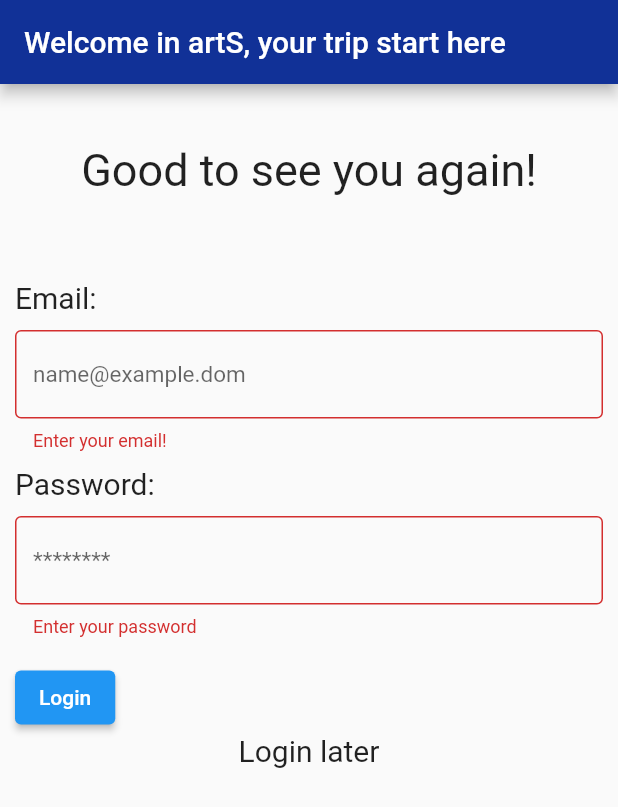
After one commit to GaetanoRuggiero/EMAD2022_23-09, a Flutter app: the screen it shows after launch, after a tap on "Login", on a phone screen of 412 x 824 dp. The commit adds this screen. Shown: the top 807 px of the screen. Run offline on Flutter 3.47's test engine with Material 2 defaults, Android fonts, the phone set to English and light mode, and no system bars; our stand-ins replace camera, font_awesome_flutter, google_maps_flutter, ionicons; network calls fail.

Commit message:
Updated ui for main and profile. Added ui for login.

```diff
--- a/arts/lib/main.dart
+++ b/arts/lib/main.dart
@@ -1,6 +1,6 @@
+import 'package:arts/ui/login.dart';
 import 'package:camera/camera.dart';
 import 'package:flutter/material.dart';
-import './ui/homepage.dart';
 
 late final CameraDescription camera;
 
@@ -34,7 +34,7 @@ class MyApp extends StatelessWidget {
               iconTheme: IconThemeData(color: Color(0xffE68532))
           )
       ),
-      home: const HomePage(),
+      home: const LoginScreen(),
     );
   }
 }
--- /dev/null
+++ b/arts/lib/ui/login.dart
@@ -0,0 +1,119 @@
+import 'package:arts/ui/homepage.dart';
+import 'package:flutter/material.dart';
+
+class LoginScreen extends StatefulWidget {
+  const LoginScreen({Key? key}) : super(key: key);
+
+  @override
+  State<LoginScreen> createState() => _LoginScreenState();
+}
+
+class _LoginScreenState extends State<LoginScreen> {
+  @override
+  Widget build(BuildContext context) {
+    return Scaffold(
+        appBar: AppBar(
+          title: const Text("Welcome in artS, your trip start here"),
+        ),
+        body: Column(
+            children: [
+              Container(margin: const EdgeInsets.only(top: 40, bottom: 40) ,child: const Text("Good to see you again!", style: TextStyle(fontSize: 30))),
+              const LoginForm(),
+              InkWell(
+               onTap: (){
+                 Navigator.pushReplacement(
+                   context,
+                   MaterialPageRoute(builder: (context) => const HomePage()),
+                 );
+               },
+               child: const Text("Login later", style: TextStyle(fontSize: 20))),
+
+            ]
+        )
+    );
+  }
+}
+
+class LoginForm extends StatefulWidget {
+  const LoginForm({super.key});
+
+  @override
+  State<LoginForm> createState() {
+    return _LoginFormState();
+  }
+}
+
+class _LoginFormState extends State<LoginForm> {
+  final _formKey = GlobalKey<FormState>();
+
+  @override
+  Widget build(BuildContext context) {
+    return Form(
+      key: _formKey,
+      child: Column(
+        crossAxisAlignment: CrossAxisAlignment.start,
+        children: [
+          Padding(
+            padding: const EdgeInsets.symmetric(horizontal: 10, vertical: 16),
+            child: Column(
+              children: [
+                Container(
+                  alignment: Alignment.centerLeft,
+                  margin: const EdgeInsets.only(bottom: 10),
+                  child: const Text("Email: ", style: TextStyle(fontSize: 20)
+                )),
+                TextFormField(
+                  decoration: const InputDecoration(
+                    border: OutlineInputBorder(),
+                    hintText: "name@example.dom",
+                    hintStyle: TextStyle(fontSize: 15)
+                  ),
+                  validator: (value) {
+                    if (value == null || value.isEmpty) {
+                      return 'Enter your email!';
+                    }
+                    return null;
+                  },
+                ),
+                Container(
+                    alignment: Alignment.centerLeft,
+                    margin: const EdgeInsets.only(bottom: 10, top: 10),
+                    child: const Text("Password: ", style: TextStyle(fontSize: 20)
+                    )),
+                TextFormField(
+                  decoration: const InputDecoration(
+                      border: OutlineInputBorder(),
+                      hintText: "********",
+                      hintStyle: TextStyle(fontSize: 15)
+                  ),
+                  validator: (value) {
+                    if (value == null || value.isEmpty) {
+                      return 'Enter your password';
+                    }
+                    return null;
+                  },
+                )
+              ],
+            ),
+          ),
+          Padding(
+            padding: const EdgeInsets.symmetric(horizontal: 10),
+            child: ElevatedButton(
+              onPressed: () {
+                // Validate returns true if the form is valid, or false otherwise.
+                if (_formKey.currentState!.validate()) {
+                  // If the form is valid, display a snackbar. In the real world,
+                  // you'd often call a server or save the information in a database.
+                  ScaffoldMessenger.of(context).showSnackBar(
+                    const SnackBar(content: Text('Processing Data')),
+                  );
+                }
+              },
+              child: const Text('Login'),
+            ),
+          ),
+        ],
+      ),
+    );
+  }
+}
--- a/arts/lib/ui/profile.dart
+++ b/arts/lib/ui/profile.dart
@@ -1,3 +1,4 @@
+import 'package:arts/ui/login.dart';
 import 'package:arts/ui/settings.dart';
 import 'package:flutter/material.dart';
 import 'package:font_awesome_flutter/font_awesome_flutter.dart';
@@ -62,6 +63,15 @@ class Profile extends StatelessWidget {
 
                 ],
               ),
+              InkWell(
+                  onTap: (){
+                    Navigator.push(
+                      context,
+                      MaterialPageRoute(builder: (context) => const LoginScreen()),
+                    );
+                  },
+                  child: const Text("Go to Login", style: TextStyle(fontSize: 20))),
+
               Container(
                 padding: const EdgeInsets.all(30),
                 child: const Text(textAlign: TextAlign.center,"Badge", style: TextStyle(fontSize: 20))
```
